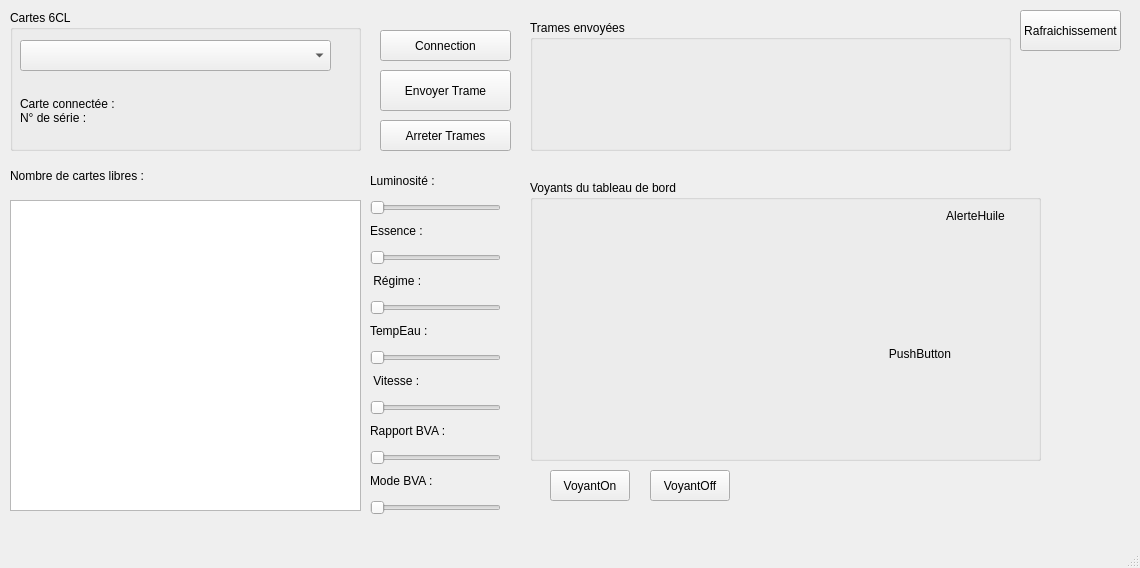
The window that mainwindow.ui (Kuro-Ex/Mini_Projet_Diag) describes before a commit, drawn with Qt 5.
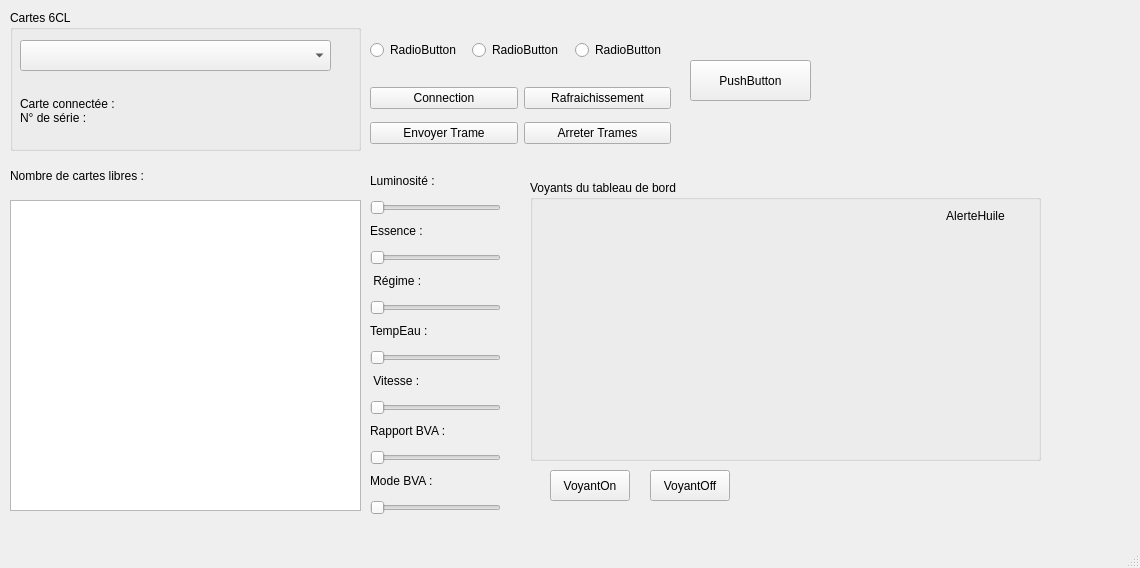
The same window after the commit. Icons and pictures are not drawn.

Commit message: debut connection tcp et udp + finalisation des boutons sans les airbags

```diff
--- a/mainwindow.ui
+++ b/mainwindow.ui
@@ -14,32 +14,6 @@
    <string>MainWindow</string>
   </property>
   <widget class="QWidget" name="centralwidget">
-   <widget class="QPushButton" name="connection">
-    <property name="geometry">
-     <rect>
-      <x>380</x>
-      <y>30</y>
-      <width>131</width>
-      <height>31</height>
-     </rect>
-    </property>
-    <property name="text">
-     <string>Connection</string>
-    </property>
-   </widget>
-   <widget class="QPushButton" name="refresh">
-    <property name="geometry">
-     <rect>
-      <x>1020</x>
-      <y>10</y>
-      <width>101</width>
-      <height>41</height>
-     </rect>
-    </property>
-    <property name="text">
-     <string>Rafraichissement</string>
-    </property>
-   </widget>
    <widget class="QGroupBox" name="groupBox">
     <property name="geometry">
      <rect>
@@ -103,52 +77,6 @@
      <string>Nombre de cartes libres :  </string>
     </property>
    </widget>
-   <widget class="QGroupBox" name="groupBox_2">
-    <property name="geometry">
-     <rect>
-      <x>530</x>
-      <y>20</y>
-      <width>481</width>
-      <height>131</height>
-     </rect>
-    </property>
-    <property name="styleSheet">
-     <string notr="true">border-color: rgb(0, 0, 0);
-</string>
-    </property>
-    <property name="title">
-     <string>Trames envoyées</string>
-    </property>
-    <widget class="QLabel" name="informationTrames">
-     <property name="geometry">
-      <rect>
-       <x>10</x>
-       <y>20</y>
-       <width>401</width>
-       <height>101</height>
-      </rect>
-     </property>
-     <property name="styleSheet">
-      <string notr="true">font: 700 12pt &quot;Segoe UI&quot;;</string>
-     </property>
-     <property name="text">
-      <string/>
-     </property>
-    </widget>
-   </widget>
-   <widget class="QPushButton" name="EnvoyerTrames">
-    <property name="geometry">
-     <rect>
-      <x>380</x>
-      <y>70</y>
-      <width>131</width>
-      <height>41</height>
-     </rect>
-    </property>
-    <property name="text">
-     <string>Envoyer Trame</string>
-    </property>
-   </widget>
    <widget class="QListView" name="listView">
     <property name="geometry">
      <rect>
@@ -159,19 +87,6 @@
      </rect>
     </property>
    </widget>
-   <widget class="QPushButton" name="StopTrames">
-    <property name="geometry">
-     <rect>
-      <x>380</x>
-      <y>120</y>
-      <width>131</width>
-      <height>31</height>
-     </rect>
-    </property>
-    <property name="text">
-     <string>Arreter Trames</string>
-    </property>
-   </widget>
    <widget class="QSlider" name="sliderRegime">
     <property name="geometry">
      <rect>
@@ -370,7 +285,7 @@
      <rect>
       <x>370</x>
       <y>470</y>
-      <width>151</width>
+      <width>171</width>
       <height>21</height>
      </rect>
     </property>
@@ -522,14 +437,24 @@
     background-color: transparent;</string>
      </property>
      <property name="text">
-      <string>PushButton</string>
+      <string/>
+     </property>
+     <property name="icon">
+      <iconset resource="resources.qrc">
+       <normaloff>:/img/build/airbagOff.png</normaloff>:/img/build/airbagOff.png</iconset>
+     </property>
+     <property name="iconSize">
+      <size>
+       <width>64</width>
+       <height>64</height>
+      </size>
      </property>
     </widget>
     <widget class="QPushButton" name="service">
      <property name="geometry">
       <rect>
-       <x>30</x>
-       <y>90</y>
+       <x>20</x>
+       <y>80</y>
        <width>81</width>
        <height>61</height>
       </rect>
@@ -831,6 +756,100 @@
      </property>
     </widget>
    </widget>
+   <widget class="QWidget" name="verticalLayoutWidget">
+    <property name="geometry">
+     <rect>
+      <x>370</x>
+      <y>80</y>
+      <width>301</width>
+      <height>71</height>
+     </rect>
+    </property>
+    <layout class="QVBoxLayout" name="verticalLayout_5">
+     <item>
+      <layout class="QHBoxLayout" name="horizontalLayout_7">
+       <item>
+        <widget class="QPushButton" name="connection">
+         <property name="text">
+          <string>Connection</string>
+         </property>
+        </widget>
+       </item>
+       <item>
+        <widget class="QPushButton" name="refresh">
+         <property name="text">
+          <string>Rafraichissement</string>
+         </property>
+        </widget>
+       </item>
+      </layout>
+     </item>
+     <item>
+      <layout class="QHBoxLayout" name="horizontalLayout_9">
+       <item>
+        <widget class="QPushButton" name="EnvoyerTrames">
+         <property name="text">
+          <string>Envoyer Trame</string>
+         </property>
+        </widget>
+       </item>
+       <item>
+        <widget class="QPushButton" name="StopTrames">
+         <property name="text">
+          <string>Arreter Trames</string>
+         </property>
+        </widget>
+       </item>
+      </layout>
+     </item>
+    </layout>
+   </widget>
+   <widget class="QWidget" name="horizontalLayoutWidget_3">
+    <property name="geometry">
+     <rect>
+      <x>370</x>
+      <y>30</y>
+      <width>301</width>
+      <height>41</height>
+     </rect>
+    </property>
+    <layout class="QHBoxLayout" name="horizontalLayout_10">
+     <item>
+      <widget class="QRadioButton" name="radioButton_2">
+       <property name="text">
+        <string>RadioButton</string>
+       </property>
+      </widget>
+     </item>
+     <item>
+      <widget class="QRadioButton" name="radioButton">
+       <property name="text">
+        <string>RadioButton</string>
+       </property>
+      </widget>
+     </item>
+     <item>
+      <widget class="QRadioButton" name="radioButton_3">
+       <property name="text">
+        <string>RadioButton</string>
+       </property>
+      </widget>
+     </item>
+    </layout>
+   </widget>
+   <widget class="QPushButton" name="tcp">
+    <property name="geometry">
+     <rect>
+      <x>690</x>
+      <y>60</y>
+      <width>121</width>
+      <height>41</height>
+     </rect>
+    </property>
+    <property name="text">
+     <string>PushButton</string>
+    </property>
+   </widget>
   </widget>
   <widget class="QMenuBar" name="menubar">
    <property name="geometry">
```
Left out of the diff: 8 changed lines with no effect on the pictures. The commit also changes 266 other files.
